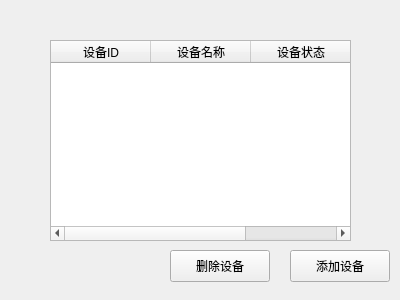
Above: dashboard.ui from Lenc1/qt-device-manager before the change. Below: the same form after it.
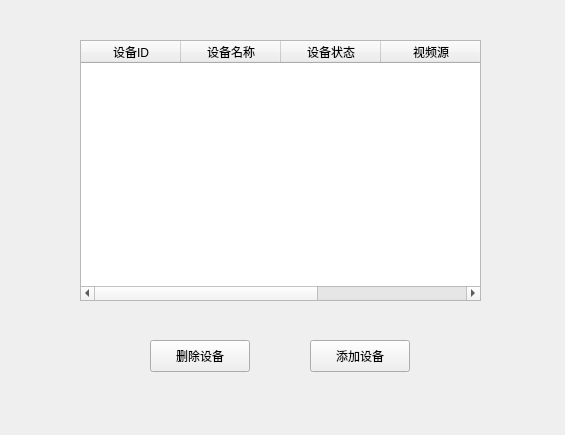
That is the form after the change.

Diff of the .ui file:
```diff
--- a/dashboard.ui
+++ b/dashboard.ui
@@ -6,8 +6,8 @@
    <rect>
     <x>0</x>
     <y>0</y>
-    <width>400</width>
-    <height>300</height>
+    <width>565</width>
+    <height>435</height>
    </rect>
   </property>
   <property name="windowTitle">
@@ -16,14 +16,14 @@
   <widget class="QTableWidget" name="deviceTable">
    <property name="geometry">
     <rect>
-     <x>50</x>
+     <x>80</x>
      <y>40</y>
-     <width>301</width>
-     <height>201</height>
+     <width>401</width>
+     <height>261</height>
     </rect>
    </property>
    <property name="columnCount">
-    <number>3</number>
+    <number>5</number>
    </property>
    <column>
     <property name="text">
@@ -40,12 +40,18 @@
      <string>设备状态</string>
     </property>
    </column>
+   <column>
+    <property name="text">
+     <string>视频源</string>
+    </property>
+   </column>
+   <column/>
   </widget>
   <widget class="QPushButton" name="addButton">
    <property name="geometry">
     <rect>
-     <x>290</x>
-     <y>250</y>
+     <x>310</x>
+     <y>340</y>
      <width>100</width>
      <height>32</height>
     </rect>
@@ -57,8 +63,8 @@
   <widget class="QPushButton" name="deleteButton">
    <property name="geometry">
     <rect>
-     <x>170</x>
-     <y>250</y>
+     <x>150</x>
+     <y>340</y>
      <width>100</width>
      <height>32</height>
     </rect>
```
